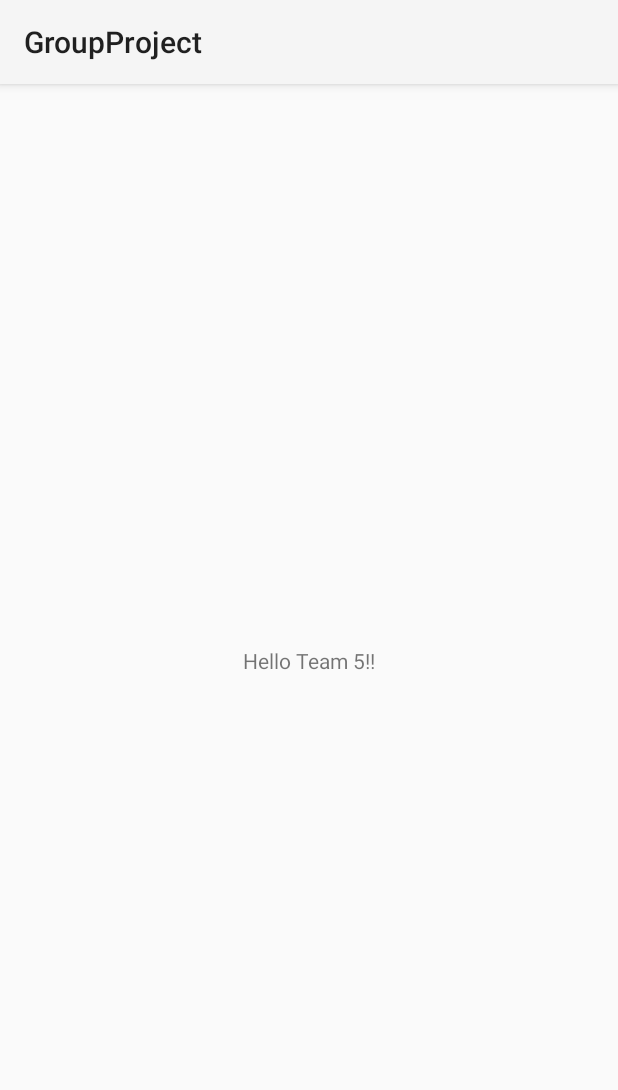
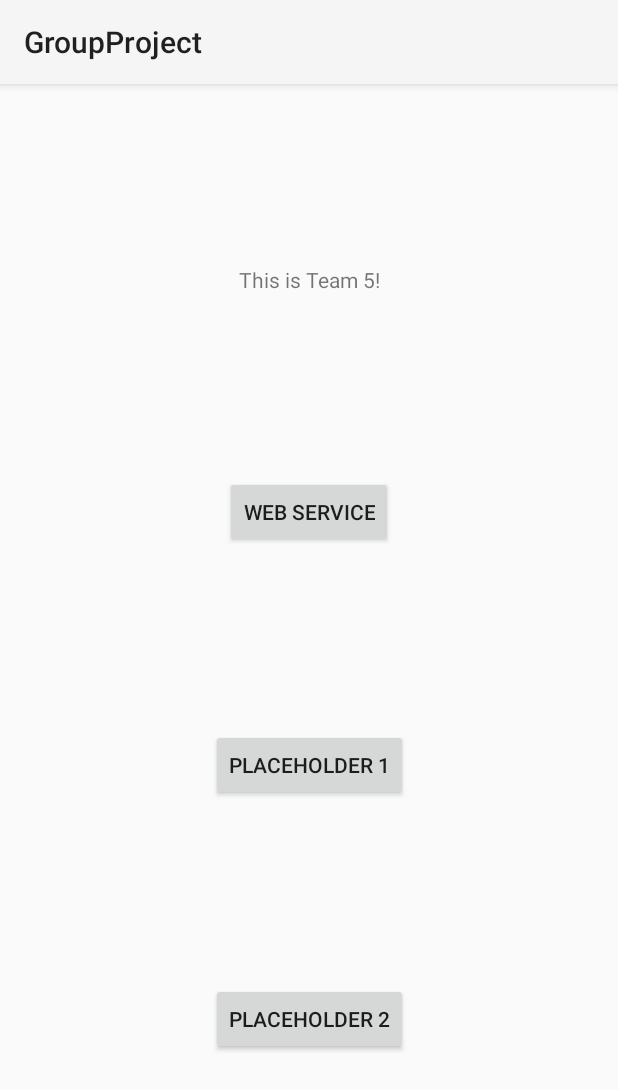
Before and after one commit to CS5520-Team5/Team5GroupProject, an Android app: the screen it shows after launch (MainActivity), on a phone screen of 412 x 824 dp. Shown: the top 1090 px of the screen. Run offline under Robolectric (Android 15) with nearby library versions, the phone set to English and light mode, and no system bars.

Commit message:
create app overall layout

```diff
--- a/app/src/main/java/edu/northeastern/groupproject/MainActivity.java
+++ b/app/src/main/java/edu/northeastern/groupproject/MainActivity.java
@@ -2,13 +2,28 @@
 
 import androidx.appcompat.app.AppCompatActivity;
 
+import android.content.Intent;
 import android.os.Bundle;
+import android.view.View;
+import android.widget.Button;
 
 public class MainActivity extends AppCompatActivity {
+
+    Button btnWebService;
 
     @Override
     protected void onCreate(Bundle savedInstanceState) {
         super.onCreate(savedInstanceState);
         setContentView(R.layout.activity_main);
+
+        btnWebService = findViewById(R.id.btnWebService);
+
+        btnWebService.setOnClickListener(new View.OnClickListener() {
+            @Override
+            public void onClick(View view) {
+                Intent intent = new Intent(MainActivity.this, WebServiceActivity.class);
+                startActivity(intent);
+            }
+        });
     }
 }
--- a/app/src/main/res/layout/activity_main.xml
+++ b/app/src/main/res/layout/activity_main.xml
@@ -7,13 +7,46 @@
     tools:context=".MainActivity">
 
     <TextView
-        android:id="@+id/placeholderText"
+        android:id="@+id/introText"
         android:layout_width="wrap_content"
         android:layout_height="wrap_content"
-        android:text="Hello Team 5!!"
+        android:text="This is Team 5!"
+        app:layout_constraintBottom_toTopOf="@+id/btnWebService"
+        app:layout_constraintEnd_toEndOf="parent"
+        app:layout_constraintHorizontal_bias="0.5"
+        app:layout_constraintStart_toStartOf="parent"
+        app:layout_constraintTop_toTopOf="parent"
+        app:layout_constraintVertical_bias="0.198" />
+
+    <Button
+        android:id="@+id/btnWebService"
+        android:layout_width="wrap_content"
+        android:layout_height="wrap_content"
+        android:text="Web Service"
+        app:layout_constraintBottom_toTopOf="@+id/btnPlaceholder1"
+        app:layout_constraintEnd_toEndOf="parent"
+        app:layout_constraintHorizontal_bias="0.5"
+        app:layout_constraintStart_toStartOf="parent"
+        app:layout_constraintTop_toBottomOf="@+id/introText" />
+
+    <Button
+        android:id="@+id/btnPlaceholder1"
+        android:layout_width="wrap_content"
+        android:layout_height="wrap_content"
+        android:text="PlaceHolder 1"
+        app:layout_constraintBottom_toTopOf="@+id/btnPlaceholder2"
+        app:layout_constraintEnd_toEndOf="parent"
+        app:layout_constraintStart_toStartOf="parent"
+        app:layout_constraintTop_toBottomOf="@+id/btnWebService" />
+
+    <Button
+        android:id="@+id/btnPlaceholder2"
+        android:layout_width="wrap_content"
+        android:layout_height="wrap_content"
+        android:text="PlaceHolder 2"
         app:layout_constraintBottom_toBottomOf="parent"
         app:layout_constraintEnd_toEndOf="parent"
         app:layout_constraintStart_toStartOf="parent"
-        app:layout_constraintTop_toTopOf="parent" />
+        app:layout_constraintTop_toBottomOf="@+id/btnPlaceholder1" />
 
 </androidx.constraintlayout.widget.ConstraintLayout>
```
Also changed, not shown: app/src/main/AndroidManifest.xml (+7 -0 lines), app/src/main/java/edu/northeastern/groupproject/WebServiceActivity.java (added, +14 -0 lines), app/src/main/res/layout/activity_web_service.xml (added, +16 -0 lines).
